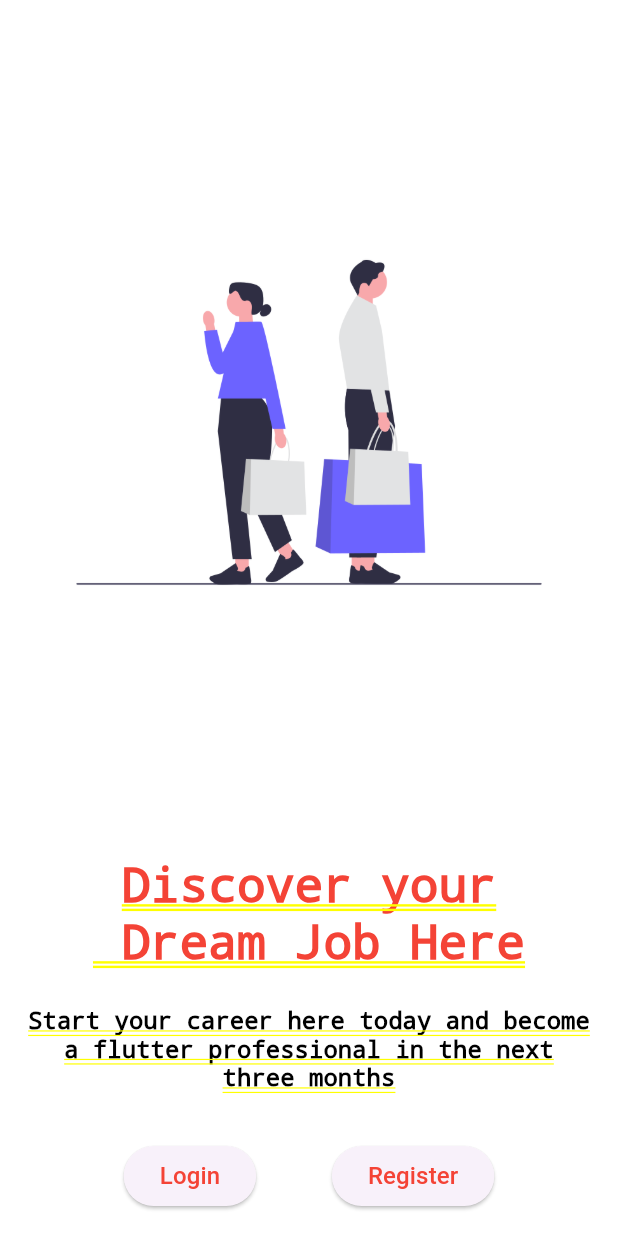
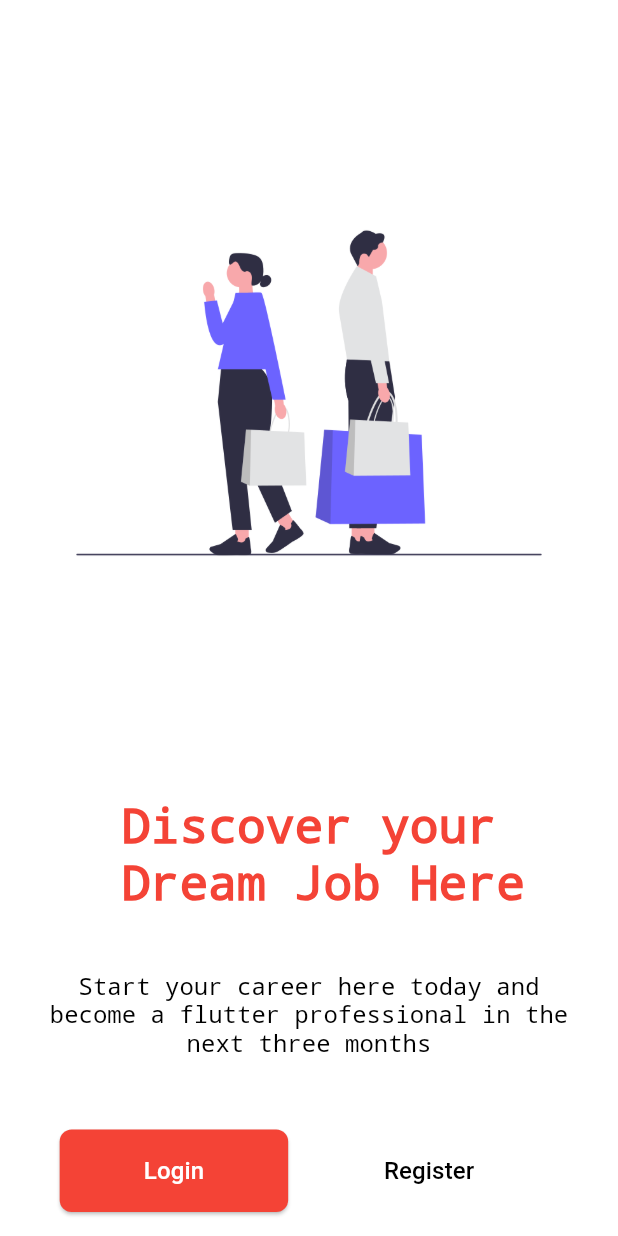
Before and after one commit to apolloshadrack/flutter, a Flutter app: the screen it shows after launch, on a phone screen of 412 x 824 dp. Run offline on Flutter 3.47's test engine with Material 3 defaults, Android fonts, the phone set to English and light mode, and no system bars.

Commit message:
added a few design updates

```diff
--- a/lib/my_home_page.dart
+++ b/lib/my_home_page.dart
@@ -36,45 +36,59 @@ class _MyHomePageState extends State<MyHomePage> {
                          padding: EdgeInsets.all(8.0),
                          child: Text(
                                     "Discover your\n Dream Job Here",
-                                  style: TextStyle(fontSize: 32, fontWeight: FontWeight.bold, color: Colors.red,), textAlign: TextAlign.center,
+                                  style: TextStyle(fontSize: 32, fontWeight: FontWeight.bold, decoration: TextDecoration.none, color: Colors.red,), textAlign: TextAlign.center,
                                   ),
                        ),
 
 
 
               const Padding(
-                padding: EdgeInsets.all(16.0),
+                padding: EdgeInsets.all(32.0),
                 child: Text(
                     "Start your career here today and become a flutter professional in the next three months",
-                    style: TextStyle(fontSize: 16, color: Colors.black), textAlign: TextAlign.center,
+                    style: TextStyle(fontSize: 16, fontWeight: FontWeight.normal, decoration: TextDecoration.none, color: Colors.black), textAlign: TextAlign.center,
                     ),
               ),
 
                   Container(
-                    margin: EdgeInsets.symmetric(vertical: 16, horizontal: 32),
+                    margin: const EdgeInsets.symmetric(vertical: 16, horizontal: 32),
                     child: Row(
                       mainAxisAlignment: MainAxisAlignment.spaceEvenly,
                       crossAxisAlignment: CrossAxisAlignment.center,
                       children: [
-                        ElevatedButton(onPressed: () {},
-                        child: Container(
-                          child:
-                          const Text(
-                            "Login",
-                            style: TextStyle(fontSize: 16, color: Colors.red),
-                            ),
-                        )
+                        ElevatedButton(
+                          style: ElevatedButton.styleFrom(
+                            backgroundColor: Colors.red,
+                            shape: RoundedRectangleBorder(
+                              borderRadius: BorderRadius.circular(8.0),
+                              ),
+                              ),
+                          onPressed: () {},
+                          child: const Padding(
+                            padding: EdgeInsets.symmetric(vertical: 16, horizontal: 32),
+                         child:  Text(
+                          "Login",
+                          style: TextStyle(fontSize: 16, color: Colors.white),
+                          ),
+                        ),
                         ),
 
-                        ElevatedButton(onPressed: () {},
-                        child: Container(
-                          child:
-                          const Text(
-                            "Register",
-                            style: TextStyle(fontSize: 16, color: Colors.red),
-                            ),
-                        )
-                        )
+                        ElevatedButton(
+                          style: ElevatedButton.styleFrom(
+                            backgroundColor: Colors.white,
+                            elevation: 0.0,
+                            shadowColor: Colors.white,
+                            shape: RoundedRectangleBorder(borderRadius: BorderRadius.circular(0.0) )
+                          ),
+                          onPressed: () {},
+                          child: const Padding(
+                            padding: EdgeInsets.symmetric(vertical: 16, horizontal: 32),
+                        child:  Text(
+                          "Register",
+                          style: TextStyle(fontSize: 16, color: Colors.black),
+                        ),
+                          ),
+                        ),
                       ],
                       ),
                   )
```
